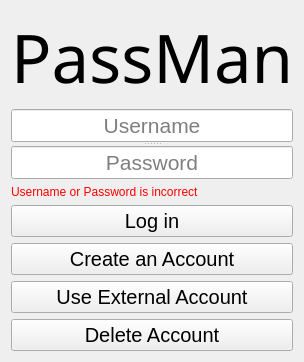
The window that LoginScreen.ui (jts5374/PASSMAN-2.0) describes before a commit, drawn with Qt 5.
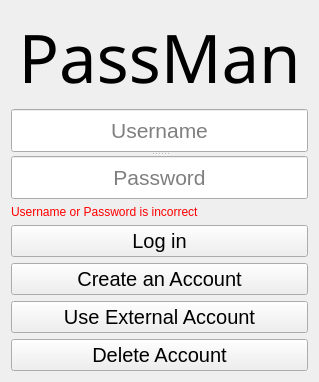
The same window after the commit.

```diff
--- a/LoginScreen.ui
+++ b/LoginScreen.ui
@@ -6,8 +6,8 @@
    <rect>
     <x>0</x>
     <y>0</y>
-    <width>300</width>
-    <height>346</height>
+    <width>319</width>
+    <height>382</height>
    </rect>
   </property>
   <property name="windowTitle">
```
